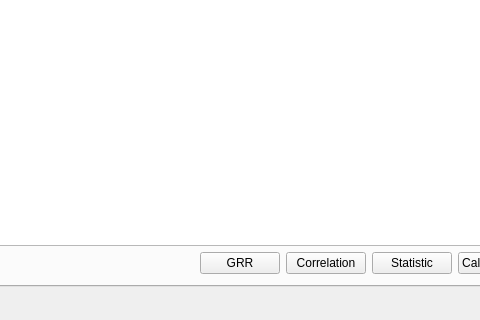
guyanqiu/TestDataAnalysis, file mainwindow.ui: the form before one commit; both pictures show x 389 to 869 and y 401 to 721 of the 976 by 721 pixel window.
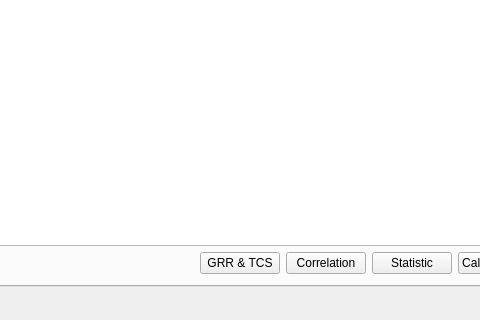
The form after the commit. The open tabs and pages were chosen to show the change. Custom widgets are drawn as their Qt base class.

Diff of the .ui file:
```diff
--- a/mainwindow.ui
+++ b/mainwindow.ui
@@ -299,7 +299,7 @@
               <item>
                <widget class="QPushButton" name="GRRButton">
                 <property name="text">
-                 <string>GRR</string>
+                 <string>GRR &amp;&amp; TCS</string>
                 </property>
                </widget>
               </item>
```
